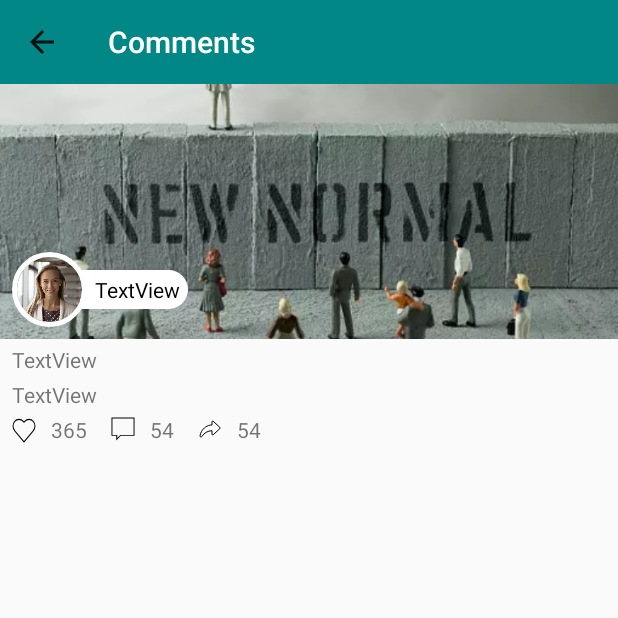
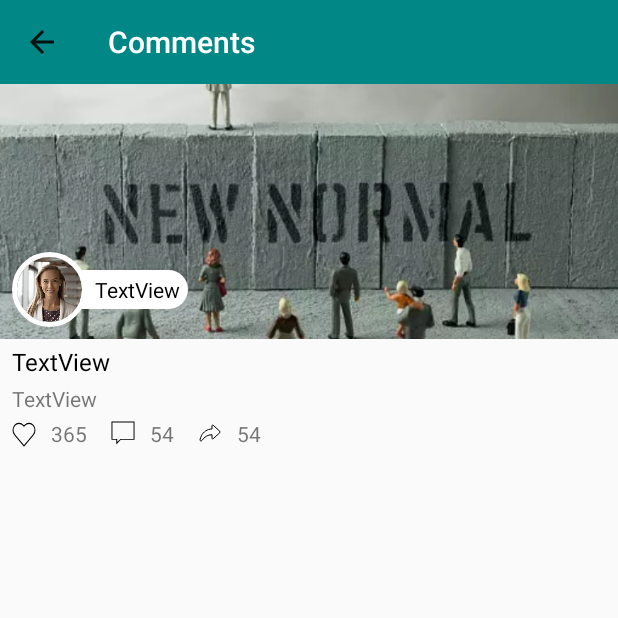
Before and after one commit to NajeebUllah161/Community_Blog, an Android app: the CommentActivity screen opened directly, with no data from a screen before it, on a phone screen of 412 x 824 dp, the top half of it. Run offline under Robolectric (Android 15) with nearby library versions, the phone set to English and light mode, and no system bars; our stand-ins replace CircleImageView, Firebase (no records; nobody signed in at launch, a user with empty details on screens opened directly), Picasso; libraries missing offline, so code that uses them is left out: com.github.marlonlom.utilities; Roboto replaces fonts that are not available here; 2 statements that could not run were skipped.

Commit message:
added createdAt field in addPost,EditPost

```diff
--- a/app/src/main/AndroidManifest.xml
+++ b/app/src/main/AndroidManifest.xml
@@ -3,7 +3,7 @@
     package="com.example.communityfeedapp">
 
     <uses-permission android:name="android.permission.WAKE_LOCK" />
-    <uses-permission android:name="android.permission.INTERNET"/>
+    <uses-permission android:name="android.permission.INTERNET" />
 
     <application
         android:allowBackup="true"
--- a/app/src/main/java/com/example/communityfeedapp/activities/CommentActivity.java
+++ b/app/src/main/java/com/example/communityfeedapp/activities/CommentActivity.java
@@ -3,6 +3,7 @@ package com.example.communityfeedapp.activities;
 import android.annotation.SuppressLint;
 import android.content.Intent;
 import android.os.Bundle;
+import android.text.Html;
 import android.view.MenuItem;
 import android.widget.Toast;
 
@@ -59,17 +60,21 @@ public class CommentActivity extends AppCompatActivity {
         firebaseDatabase.getReference()
                 .child("posts/" + postId)
                 .addValueEventListener(new ValueEventListener() {
+                    @SuppressLint("SetTextI18n")
                     @Override
                     public void onDataChange(@NonNull DataSnapshot snapshot) {
                         Post post = snapshot.getValue(Post.class);
+                        if (post != null) {
                             Picasso.get()
                                     .load(post.getPostImage())
                                     .placeholder(R.drawable.placeholder)
                                     .into(binding.imgCommentScreen);
-                        binding.headerCommentScreen.setText(post.getPostTitle());
+
+                            binding.headerCommentScreen.setText(Html.fromHtml("<b>" + post.getPostTitle() + "</b>"));
                             binding.descCommentScreen.setText(post.getPostDescription());
                             binding.like.setText(post.getPostLikes() + "");
                             binding.comment.setText(post.getCommentCount() + "");
+                        }
                     }
 
                     @Override
--- a/app/src/main/java/com/example/communityfeedapp/adapters/PostAdapter.java
+++ b/app/src/main/java/com/example/communityfeedapp/adapters/PostAdapter.java
@@ -6,6 +6,7 @@ import android.content.Intent;
 import android.graphics.Color;
 import android.graphics.Typeface;
 import android.text.Html;
+import android.util.Log;
 import android.view.Gravity;
 import android.view.LayoutInflater;
 import android.view.View;
--- a/app/src/main/java/com/example/communityfeedapp/fragments/AddPostFragment.java
+++ b/app/src/main/java/com/example/communityfeedapp/fragments/AddPostFragment.java
@@ -157,6 +157,7 @@ public class AddPostFragment extends Fragment {
                         Post post = new Post();
                         post.setPostImage(uri.toString());
                         post.setPostedBy(auth.getCurrentUser().getUid());
+                        post.setCreatedAt(new Date().toString());
                         post.setPostTitle(binding.postTitle.getText().toString());
                         post.setPostDescription(binding.postDescription.getText().toString());
                         post.setPostedAt(new Date().getTime());
@@ -175,6 +176,7 @@ public class AddPostFragment extends Fragment {
             } else {
                 Post post = new Post();
                 post.setPostedBy(auth.getCurrentUser().getUid());
+                post.setCreatedAt(new Date().toString());
                 post.setPostTitle(binding.postTitle.getText().toString());
                 post.setPostDescription(binding.postDescription.getText().toString());
                 post.setPostedAt(new Date().getTime());
--- a/app/src/main/res/layout/activity_comment.xml
+++ b/app/src/main/res/layout/activity_comment.xml
@@ -43,7 +43,6 @@
                 app:layout_constraintHorizontal_bias="0.5"
                 app:layout_constraintStart_toStartOf="parent"
                 app:layout_constraintTop_toTopOf="parent" />
-
 
             <View
                 android:id="@+id/view13"
@@ -92,6 +91,8 @@
                 android:layout_marginTop="4dp"
                 android:layout_marginEnd="8dp"
                 android:text="TextView"
+                android:textColor="@color/black"
+                android:textSize="16sp"
                 app:layout_constraintEnd_toEndOf="@+id/imgCommentScreen"
                 app:layout_constraintStart_toStartOf="@+id/imgCommentScreen"
                 app:layout_constraintTop_toBottomOf="@+id/imgCommentScreen" />
--- a/app/src/main/res/values/themes.xml
+++ b/app/src/main/res/values/themes.xml
@@ -12,5 +12,7 @@
         <!-- Status bar color. -->
         <item name="android:statusBarColor" tools:targetApi="l">?attr/colorPrimaryVariant</item>
         <!-- Customize your theme here. -->
+
     </style>
+
 </resources>
```
Also changed, not shown: app/src/main/java/com/example/communityfeedapp/edit_dialogues/EditPostDialogue.java (+13 -10 lines), app/src/main/java/com/example/communityfeedapp/models/Post.java (+10 -0 lines). Lines whose indentation alone changed are shown as unchanged.
